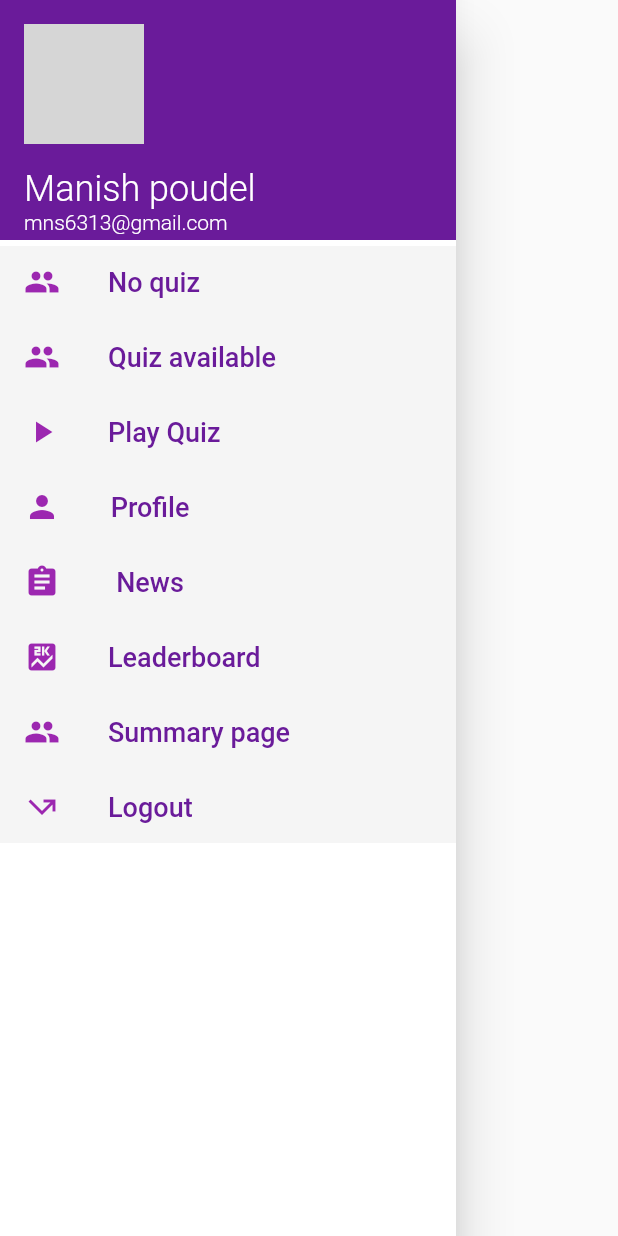
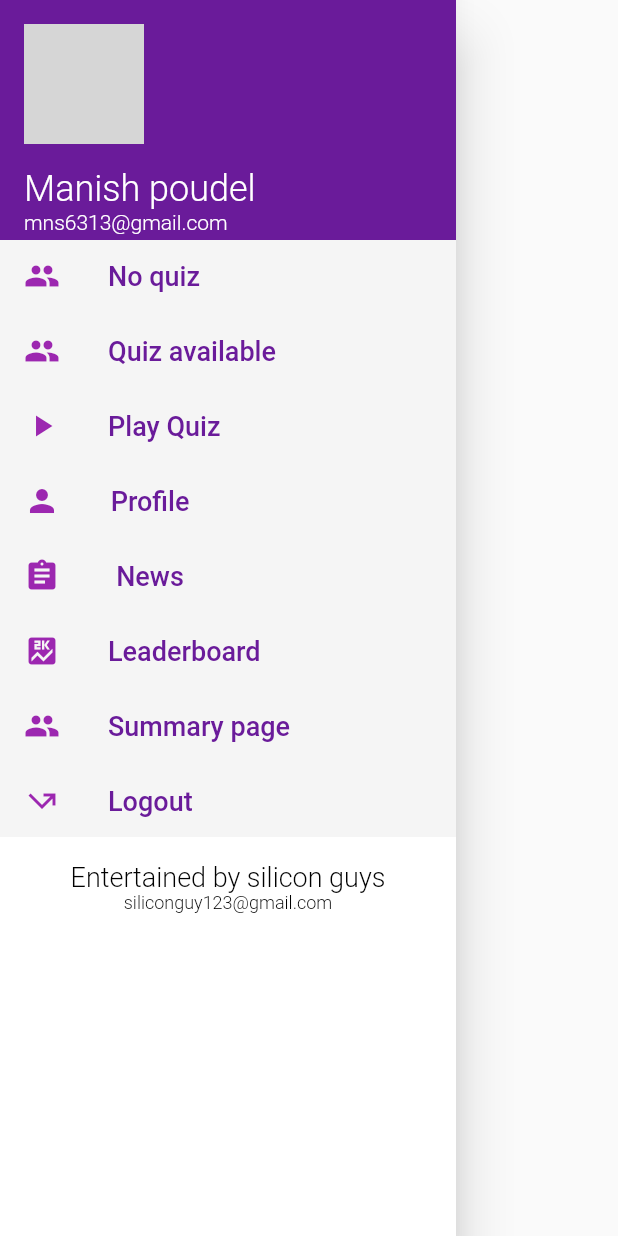
Before and after one commit to manish-poudel/surprize, a Flutter app: the SurprizeNavigationDrawerWidget widget shown alone on an empty page, opened directly with empty values, on a phone screen of 412 x 824 dp. Run offline on Flutter 3.47's test engine with Material 2 defaults, Android fonts, the light colour scheme and no system bars; our stand-ins replace cached_network_image, cloud_firestore, country_code_picker, firebase_auth, firebase_storage; missing offline and left inert: add_2_calendar, audioplayer, flutter_country_picker, flutter_cupertino_date_picker; accounts and stored records are empty; network calls fail; grey boxes are pictures that could not be loaded.

Commit message:
Improved UI

```diff
--- a/lib/PlayerDashboard.dart
+++ b/lib/PlayerDashboard.dart
@@ -87,7 +87,10 @@ class PlayerDashboardState extends State<PlayerDashboard> {
                         fontWeight: FontWeight.w500)),
               ),
               newsCard(),
-              newsCard()
+              Padding(
+                padding: const EdgeInsets.only(top:16.0),
+                child: newsCard(),
+              )
             ],
           )),
     );
--- a/lib/SurprizeNavigationDrawerWidget.dart
+++ b/lib/SurprizeNavigationDrawerWidget.dart
@@ -67,11 +67,9 @@ class SurprizeNavigationDrawerWidget extends StatelessWidget{
       child: ListView(
         children: <Widget>[
           profileDisplay(),
-          Container(
-            height: 4,
-            decoration: BoxDecoration(color: Colors.white),
-          ),
-          drawerButtons()
+
+          drawerButtons(),
+          drawerFooter()
         ],
       ),
     );
@@ -87,12 +85,24 @@ class SurprizeNavigationDrawerWidget extends StatelessWidget{
         drawerButtonNavigation(DailyQuizChallengeNotAvailablePage(), Icon(Icons.people, color: Colors.purple),"No quiz"),
         drawerButtonNavigationWithPadding(DailyQuizChallengeGamePlayPage(),Icon(Icons.people, color: Colors.purple), "Quiz available"),
         goToGamePlay(),
-        drawerButtonNavigationWithPadding(ProfilePage(_uid),Icon(Icons.person, color: Colors.purple), "Profile"),
-            drawerButtonNavigationWithPadding(NewsReadingPage(),Icon(Icons.assignment, color: Colors.purple), "News"),
+        drawerButtonNavigationWithPadding(ProfilePage(_uid),Icon(Icons.person, color: Colors.purple), "Profile"), drawerButtonNavigationWithPadding(NewsReadingPage(),Icon(Icons.assignment, color: Colors.purple), "News"),
         drawerButtonNavigationWithPadding(LeaderboardPage(_uid), Icon(Icons.score, color: Colors.purple),"Leaderboard"),
         drawerButtonNavigationWithPadding(DailyQuizChallengeScoreSummaryPage(0),Icon(Icons.people, color: Colors.purple), "Summary page"),
         logOutButton()
       ]),
+    );
+  }
+
+  /// Footer widget
+  Widget drawerFooter(){
+    return Padding(
+      padding: const EdgeInsets.all(16.0),
+      child: Column(
+        children: <Widget>[
+          Text("Entertained by silicon guys", style: TextStyle(color:  Colors.black, fontFamily: 'Roboto' ,fontSize: 18, fontWeight: FontWeight.w300)),
+          Text("siliconguy123@gmail.com", style: TextStyle(color:  Colors.black, fontFamily: 'Roboto' ,fontSize: 12, fontWeight: FontWeight.w300)),
+        ],
+      ),
     );
   }
   /// Drawer navigation with no padding
```
